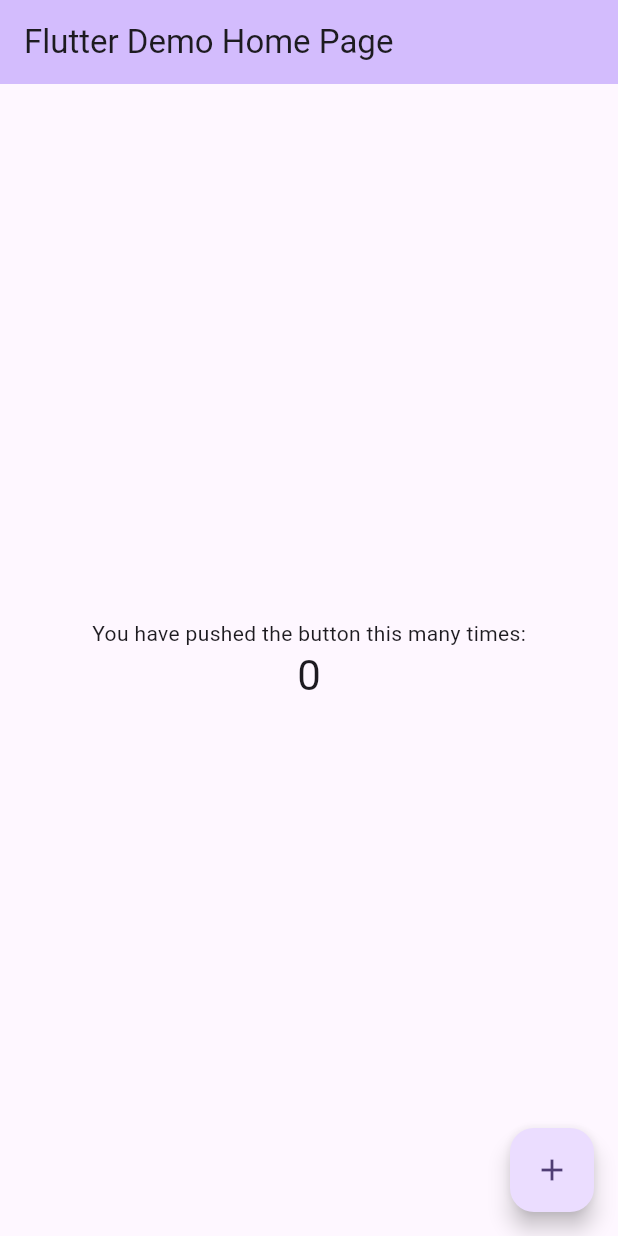
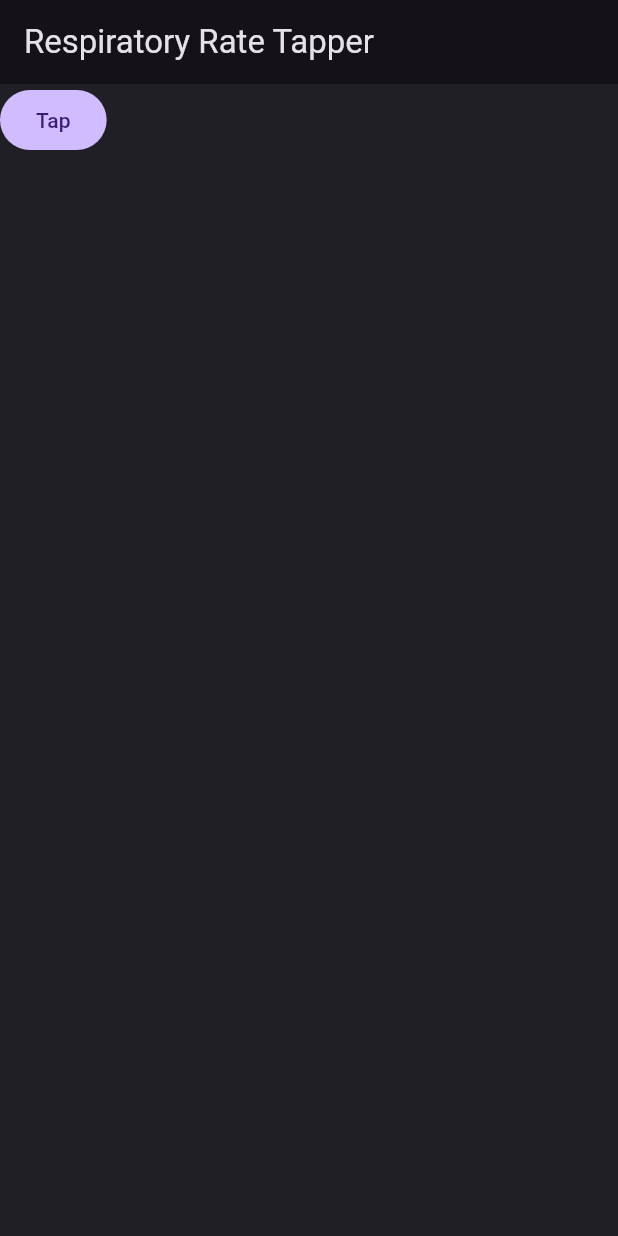
Before and after one commit to jason-mayer/rrate, a Flutter app: the screen it shows after launch, on a phone screen of 412 x 824 dp. Run offline on Flutter 3.47's test engine with Material 3 defaults, Android fonts, the phone set to English and light mode, and no system bars.

Commit message:
add app scaffold

```diff
--- a/analysis_options.yaml
+++ b/analysis_options.yaml
@@ -22,7 +22,9 @@ linter:
   # producing the lint.
   rules:
     # avoid_print: false  # Uncomment to disable the `avoid_print` rule
-    # prefer_single_quotes: true  # Uncomment to enable the `prefer_single_quotes` rule
+    prefer_single_quotes: true
+    lines_longer_than_80_chars: true
+    prefer_const_constructors: true
 
 # Additional information about this file can be found at
 # https://dart.dev/guides/language/analysis-options
--- a/lib/main.dart
+++ b/lib/main.dart
@@ -1,122 +1,47 @@
 import 'package:flutter/material.dart';
 
 void main() {
-  runApp(const MyApp());
+  runApp(const RRate());
 }
 
-class MyApp extends StatelessWidget {
-  const MyApp({super.key});
+class RRate extends StatelessWidget {
+  const RRate({super.key});
 
-  // This widget is the root of your application.
   @override
   Widget build(BuildContext context) {
     return MaterialApp(
-      title: 'Flutter Demo',
-      theme: ThemeData(
-        // This is the theme of your application.
-        //
-        // TRY THIS: Try running your application with "flutter run". You'll see
-        // the application has a purple toolbar. Then, without quitting the app,
-        // try changing the seedColor in the colorScheme below to Colors.green
-        // and then invoke "hot reload" (save your changes or press the "hot
-        // reload" button in a Flutter-supported IDE, or press "r" if you used
-        // the command line to start the app).
-        //
-        // Notice that the counter didn't reset back to zero; the application
-        // state is not lost during the reload. To reset the state, use hot
-        // restart instead.
-        //
-        // This works for code too, not just values: Most code changes can be
-        // tested with just a hot reload.
-        colorScheme: .fromSeed(seedColor: Colors.deepPurple),
-      ),
-      home: const MyHomePage(title: 'Flutter Demo Home Page'),
+      title: 'RRate',
+      theme: .dark(),
+      home: const TapperPage(),
     );
   }
 }
 
-class MyHomePage extends StatefulWidget {
-  const MyHomePage({super.key, required this.title});
-
-  // This widget is the home page of your application. It is stateful, meaning
-  // that it has a State object (defined below) that contains fields that affect
-  // how it looks.
-
-  // This class is the configuration for the state. It holds the values (in this
-  // case the title) provided by the parent (in this case the App widget) and
-  // used by the build method of the State. Fields in a Widget subclass are
-  // always marked "final".
-
-  final String title;
+class TapperPage extends StatefulWidget {
+  const TapperPage({super.key});
 
   @override
-  State<MyHomePage> createState() => _MyHomePageState();
+  State<StatefulWidget> createState() => _TapperPage();
 }
 
-class _MyHomePageState extends State<MyHomePage> {
-  int _counter = 0;
-
-  void _incrementCounter() {
-    setState(() {
-      // This call to setState tells the Flutter framework that something has
-      // changed in this State, which causes it to rerun the build method below
-      // so that the display can reflect the updated values. If we changed
-      // _counter without calling setState(), then the build method would not be
-      // called again, and so nothing would appear to happen.
-      _counter++;
-    });
-  }
+class _TapperPage extends State<TapperPage> {
+  Widget get body => Builder(
+    builder: (context) {
+      return FilledButton(onPressed: () {}, child: const Text('Tap'));
+    },
+  );
 
   @override
   Widget build(BuildContext context) {
-    // This method is rerun every time setState is called, for instance as done
-    // by the _incrementCounter method above.
-    //
-    // The Flutter framework has been optimized to make rerunning build methods
-    // fast, so that you can just rebuild anything that needs updating rather
-    // than having to individually change instances of widgets.
+    final theme = Theme.of(context);
+
     return Scaffold(
       appBar: AppBar(
-        // TRY THIS: Try changing the color here to a specific color (to
-        // Colors.amber, perhaps?) and trigger a hot reload to see the AppBar
-        // change color while the other colors stay the same.
-        backgroundColor: Theme.of(context).colorScheme.inversePrimary,
-        // Here we take the value from the MyHomePage object that was created by
-        // the App.build method, and use it to set our appbar title.
-        title: Text(widget.title),
+        title: const Text('Respiratory Rate Tapper'),
+        // backgroundColor: theme.colorScheme.surface,
       ),
-      body: Center(
-        // Center is a layout widget. It takes a single child and positions it
-        // in the middle of the parent.
-        child: Column(
-          // Column is also a layout widget. It takes a list of children and
-          // arranges them vertically. By default, it sizes itself to fit its
-          // children horizontally, and tries to be as tall as its parent.
-          //
-          // Column has various properties to control how it sizes itself and
-          // how it positions its children. Here we use mainAxisAlignment to
-          // center the children vertically; the main axis here is the vertical
-          // axis because Columns are vertical (the cross axis would be
-          // horizontal).
-          //
-          // TRY THIS: Invoke "debug painting" (choose the "Toggle Debug Paint"
-          // action in the IDE, or press "p" in the console), to see the
-          // wireframe for each widget.
-          mainAxisAlignment: .center,
-          children: [
-            const Text('You have pushed the button this many times:'),
-            Text(
-              '$_counter',
-              style: Theme.of(context).textTheme.headlineMedium,
-            ),
-          ],
-        ),
-      ),
-      floatingActionButton: FloatingActionButton(
-        onPressed: _incrementCounter,
-        tooltip: 'Increment',
-        child: const Icon(Icons.add),
-      ),
+      backgroundColor: theme.colorScheme.surfaceContainer,
+      body: body,
     );
   }
 }
```
Also changed, not shown: 1 other file.
